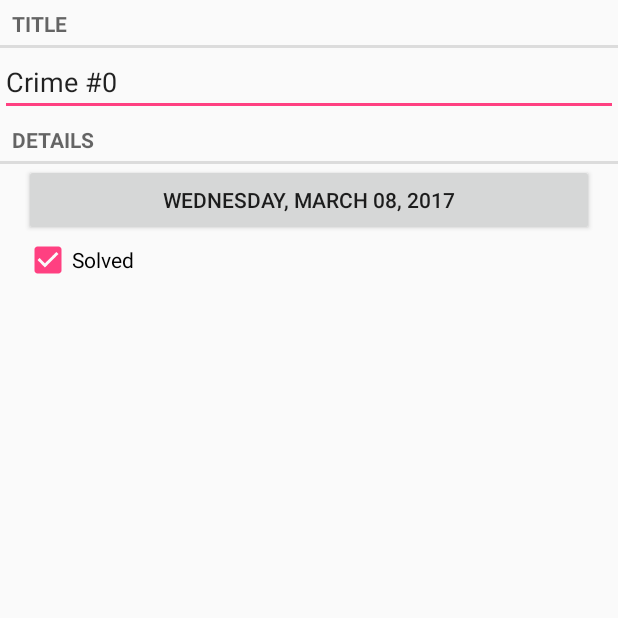
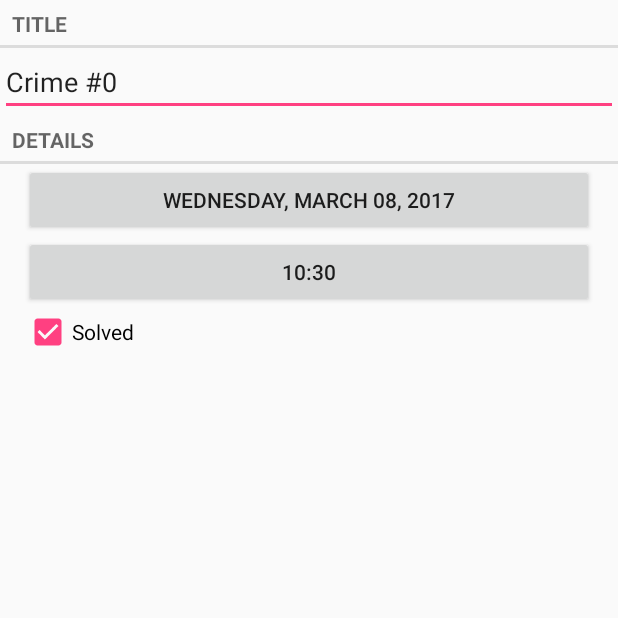
Before and after one commit to NeimadTL/BigNerdRanchCriminalIntent, an Android app: the screen it shows after launch (CrimePagerActivity), after a tap on an icon or button, on a phone screen of 412 x 824 dp, the top half of it. Run offline under Robolectric (Android 15) with nearby library versions, the phone set to English and light mode, and no system bars.

Commit message:
time has been added on crime model; updates has been done to pick the time on CrimeActivity and to show it on CrimeListActivity

```diff
--- a/app/src/main/AndroidManifest.xml
+++ b/app/src/main/AndroidManifest.xml
@@ -8,10 +8,10 @@
         android:label="@string/app_name"
         android:supportsRtl="true"
         android:theme="@style/AppTheme">
-        <activity android:name=".CrimeListActivity">
+        <activity
+            android:name=".CrimeListActivity">
             <intent-filter>
                 <action android:name="android.intent.action.MAIN"/>
-
                 <category android:name="android.intent.category.LAUNCHER"/>
             </intent-filter>
         </activity>
--- a/app/src/main/java/com/bignerdranch/android/criminalintent/Crime.java
+++ b/app/src/main/java/com/bignerdranch/android/criminalintent/Crime.java
@@ -17,6 +17,7 @@ public class Crime
     private UUID mId;
     private String mTitle;
     private Date mDate;
+    private Date mTime;
     private boolean mSolved;
 
 
@@ -26,6 +27,7 @@ public class Crime
     {
         mId = UUID.randomUUID();
         mDate = new Date();
+        mTime = new Date();
     }
 
 
@@ -84,9 +86,32 @@ public class Crime
     }
 
 
+
+    public Date getTime()
+    {
+        return mTime;
+    }
+
+
+
+    public void setTime(Date time)
+    {
+        mTime = time;
+    }
+
+
+
     public String convertDateForHuman()
     {
         DateFormat format = new DateFormat();
         return format.format("EEEE, MMMM dd, yyyy", mDate).toString();
     }
+
+
+
+    public String convertTimeForHuman()
+    {
+        DateFormat format = new DateFormat();
+        return format.format("HH:mm", mTime).toString();
+    }
 }
--- a/app/src/main/java/com/bignerdranch/android/criminalintent/CrimeFragment.java
+++ b/app/src/main/java/com/bignerdranch/android/criminalintent/CrimeFragment.java
@@ -29,13 +29,16 @@ public class CrimeFragment extends Fragment
     private final static String ARG_CRIME_ID = "crime_id";
     private final static String CRIME_ID_CHANGED_EXTRA = "com.bignerdranch.android.geoquiz.crime_id_changed";
     private final static String DIALOG_DATE = "DialogDate";
+    private final static String DIALOG_TIME = "Dialogtime";
     public final static int REQUEST_DATE = 0;
+    public final static int REQUEST_TIME = 1;
 
 
 
     private Crime mCrime;
     private EditText mTitleField;
     private Button mDateButton;
+    private Button mTimeButton;
     private CheckBox mSolvedCheckBox;
 
 
@@ -105,6 +108,23 @@ public class CrimeFragment extends Fragment
             }
         });
 
+
+        mTimeButton = (Button) view.findViewById(R.id.crime_time);
+        //mTimeButton.setText(mCrime.convertTimeForHuman());
+        updateTime();
+        mTimeButton.setOnClickListener(new View.OnClickListener()
+        {
+            @Override
+            public void onClick(View v)
+            {
+                FragmentManager manager = getFragmentManager();
+                TimePickerFragment dialog = TimePickerFragment.newInstance(mCrime.getDate());
+                dialog.setTargetFragment(CrimeFragment.this, REQUEST_TIME);
+                dialog.show(manager, DIALOG_TIME);
+            }
+        });
+
+
         mSolvedCheckBox = (CheckBox) view.findViewById(R.id.crime_solved);
         mSolvedCheckBox.setChecked(mCrime.isSolved());
         mSolvedCheckBox.setOnCheckedChangeListener(new CompoundButton.OnCheckedChangeListener() {
@@ -144,10 +164,18 @@ public class CrimeFragment extends Fragment
         {
             Date date = (Date) data.getSerializableExtra(DatePickerFragment.DATE_EXTRA);
             mCrime.setDate(date);
-            //mDateButton.setText(mCrime.getDate().toString());
             updateDate();
         }
+
+        if (requestCode == REQUEST_TIME)
+        {
+            Date time = (Date) data.getSerializableExtra(TimePickerFragment.TIME_EXTRA);
+            mCrime.setTime(time);
+            //mTimeButton.setText(mCrime.convertTimeForHuman());
+            updateTime();
+        }
     }
+
 
 
     private void updateDate()
@@ -155,4 +183,12 @@ public class CrimeFragment extends Fragment
         String readableDate = mCrime.convertDateForHuman();
         mDateButton.setText(readableDate);
     }
+
+
+
+    private void updateTime()
+    {
+        String readableTime = mCrime.convertTimeForHuman();
+        mTimeButton.setText(readableTime);
+    }
 }
--- a/app/src/main/java/com/bignerdranch/android/criminalintent/CrimeListFragment.java
+++ b/app/src/main/java/com/bignerdranch/android/criminalintent/CrimeListFragment.java
@@ -86,6 +86,7 @@ public class CrimeListFragment extends Fragment
         private Crime mCrime;
         private TextView mTitleTextView;
         private TextView mDateTextView;
+        private TextView mTimeTextView;
         private CheckBox mSolvedCheckbox;
 
         public CrimeHolder(View itemView)
@@ -94,6 +95,7 @@ public class CrimeListFragment extends Fragment
             itemView.setOnClickListener(this);
             mTitleTextView = (TextView) itemView.findViewById(R.id.list_item_crime_title_text_view);
             mDateTextView = (TextView) itemView.findViewById(R.id.list_item_crime_date_text_view);
+            mTimeTextView = (TextView) itemView.findViewById(R.id.list_item_crime_time_text_view);
             mSolvedCheckbox = (CheckBox) itemView.findViewById(R.id.list_item_crime_solved_check_box);
         }
 
@@ -102,6 +104,7 @@ public class CrimeListFragment extends Fragment
             mCrime = crime;
             mTitleTextView.setText(mCrime.getTitle());
             mDateTextView.setText(mCrime.convertDateForHuman());
+            mTimeTextView.setText(mCrime.convertTimeForHuman());
             mSolvedCheckbox.setChecked(mCrime.isSolved());
         }
 
--- a/app/src/main/java/com/bignerdranch/android/criminalintent/DatePickerFragment.java
+++ b/app/src/main/java/com/bignerdranch/android/criminalintent/DatePickerFragment.java
@@ -92,7 +92,6 @@ public class DatePickerFragment extends DialogFragment
 
         Intent intent = new Intent();
         intent.putExtra(DATE_EXTRA, date);
-        int requestCode = getTargetRequestCode();
         getTargetFragment().onActivityResult(getTargetRequestCode(), resultCode, intent);
     }
 }
--- a/app/src/main/res/layout-land/fragment_crime.xml
+++ b/app/src/main/res/layout-land/fragment_crime.xml
@@ -39,6 +39,13 @@
             android:layout_height="wrap_content"
             android:layout_weight="1"/>
 
+        <Button
+            android:id="@+id/crime_time"
+            android:layout_width="wrap_content"
+            android:layout_height="wrap_content"
+            android:layout_weight="1"
+            />
+
         <CheckBox
             android:id="@+id/crime_solved"
             android:layout_width="wrap_content"
--- a/app/src/main/res/layout/fragment_crime.xml
+++ b/app/src/main/res/layout/fragment_crime.xml
@@ -31,6 +31,13 @@
         android:layout_marginLeft="16dp"
         android:layout_marginRight="16dp"/>
 
+    <Button
+        android:id="@+id/crime_time"
+        android:layout_width="match_parent"
+        android:layout_height="wrap_content"
+        android:layout_marginLeft="16dp"
+        android:layout_marginRight="16dp"/>
+
     <CheckBox
         android:id="@+id/crime_solved"
         android:layout_width="match_parent"
--- a/app/src/main/res/values/strings.xml
+++ b/app/src/main/res/values/strings.xml
@@ -5,4 +5,5 @@
     <string name="crime_details_label">Details</string>
     <string name="crime_solved_label">Solved</string>
     <string name="date_picker_title">Date of crime:</string>
+    <string name="time_picker_title">Time of crime:</string>
 </resources>
```
Also changed, not shown: app/src/main/java/com/bignerdranch/android/criminalintent/TimePickerFragment.java (added, +119 -0 lines), app/src/main/res/layout/dialog_time.xml (added, +7 -0 lines), app/src/main/res/layout/list_item_crime.xml (+9 -0 lines).
